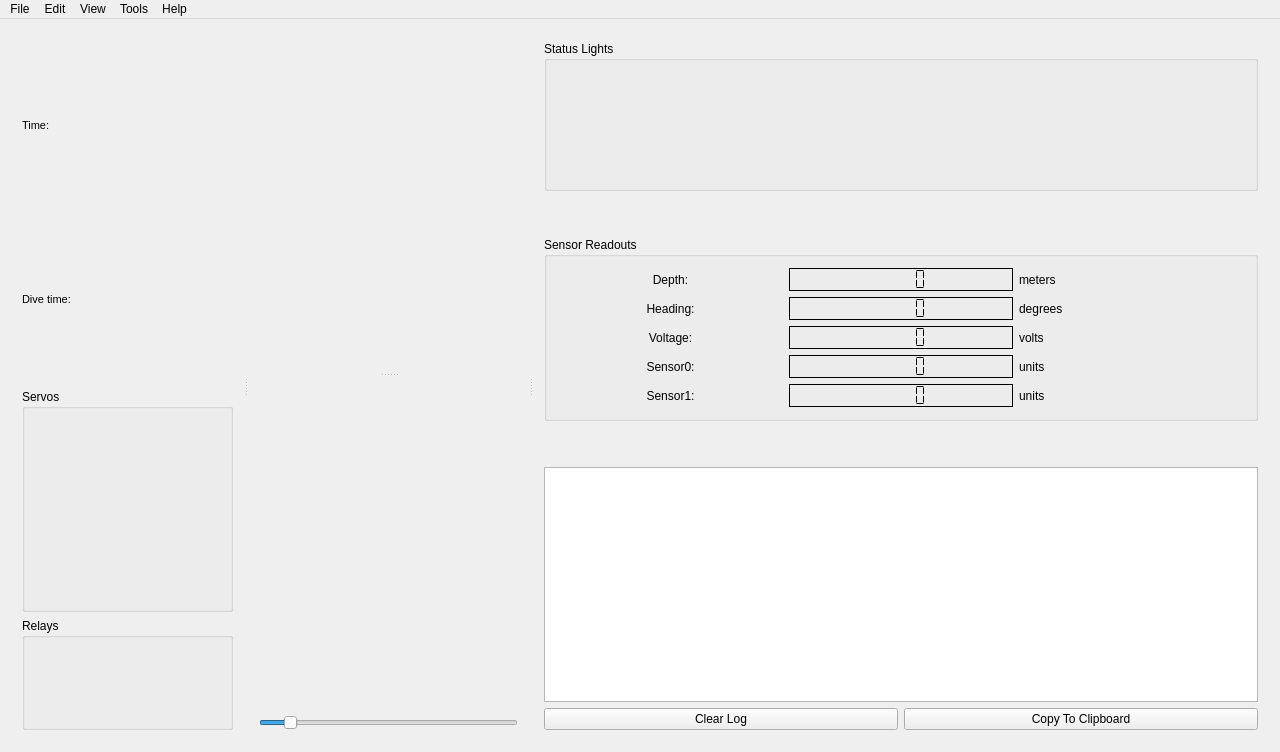
The window that Monterey/mainwindow.ui (rovsuite/monterey) describes before a commit, drawn with Qt 5.
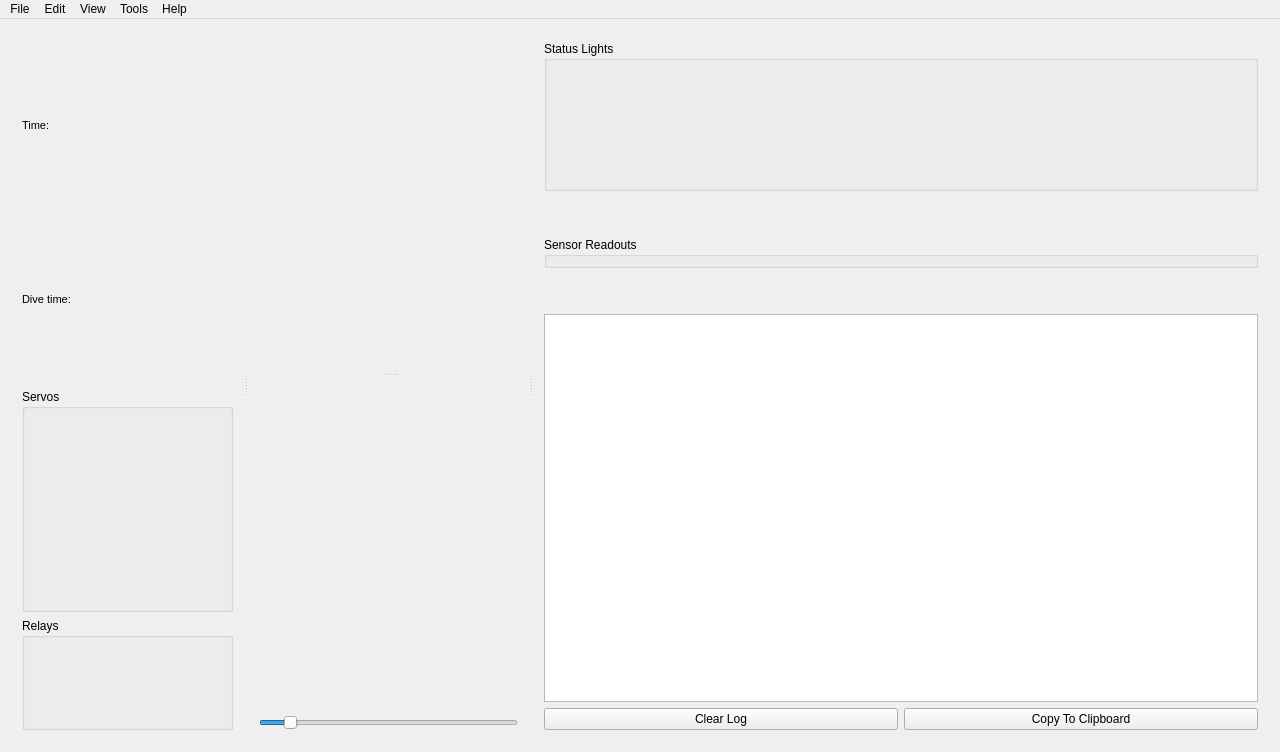
The same window after the commit. Custom widgets are drawn as their Qt base class.

Commit message:
Sensors read from list, fixing random bugs
Started cleaning up the Settings window.

Many misc. changes. Sorry for not having atomic
commits!  I know it's bad practice...

What changed in the file:
```diff
--- a/Monterey/mainwindow.ui
+++ b/Monterey/mainwindow.ui
@@ -256,158 +256,6 @@
             <property name="title">
              <string>Sensor Readouts</string>
             </property>
-            <layout class="QGridLayout" name="gridLayout">
-             <item row="0" column="0">
-              <widget class="QLabel" name="label_5">
-               <property name="text">
-                <string>Depth:</string>
-               </property>
-               <property name="alignment">
-                <set>Qt::AlignCenter</set>
-               </property>
-              </widget>
-             </item>
-             <item row="0" column="1">
-              <widget class="QLCDNumber" name="lcdDepth">
-               <property name="frameShape">
-                <enum>QFrame::Box</enum>
-               </property>
-               <property name="frameShadow">
-                <enum>QFrame::Plain</enum>
-               </property>
-               <property name="segmentStyle">
-                <enum>QLCDNumber::Flat</enum>
-               </property>
-              </widget>
-             </item>
-             <item row="0" column="2">
-              <widget class="QLabel" name="labUnitsDepth">
-               <property name="text">
-                <string>meters</string>
-               </property>
-              </widget>
-             </item>
-             <item row="1" column="0">
-              <widget class="QLabel" name="label_6">
-               <property name="text">
-                <string>Heading:</string>
-               </property>
-               <property name="alignment">
-                <set>Qt::AlignCenter</set>
-               </property>
-              </widget>
-             </item>
-             <item row="1" column="1">
-              <widget class="QLCDNumber" name="lcdHeading">
-               <property name="frameShape">
-                <enum>QFrame::Box</enum>
-               </property>
-               <property name="frameShadow">
-                <enum>QFrame::Plain</enum>
-               </property>
-               <property name="segmentStyle">
-                <enum>QLCDNumber::Flat</enum>
-               </property>
-              </widget>
-             </item>
-             <item row="1" column="2">
-              <widget class="QLabel" name="labUnitsHeading">
-               <property name="text">
-                <string>degrees</string>
-               </property>
-              </widget>
-             </item>
-             <item row="2" column="0">
-              <widget class="QLabel" name="label_7">
-               <property name="text">
-                <string>Voltage:</string>
-               </property>
-               <property name="alignment">
-                <set>Qt::AlignCenter</set>
-               </property>
-              </widget>
-             </item>
-             <item row="2" column="1">
-              <widget class="QLCDNumber" name="lcdVoltage">
-               <property name="frameShape">
-                <enum>QFrame::Box</enum>
-               </property>
-               <property name="frameShadow">
-                <enum>QFrame::Plain</enum>
-               </property>
-               <property name="segmentStyle">
-                <enum>QLCDNumber::Flat</enum>
-               </property>
-              </widget>
-             </item>
-             <item row="2" column="2">
-              <widget class="QLabel" name="labUnitsVoltage">
-               <property name="text">
-                <string>volts</string>
-               </property>
-              </widget>
-             </item>
-             <item row="3" column="0">
-              <widget class="QLabel" name="labSensor0">
-               <property name="text">
-                <string>Sensor0:</string>
-               </property>
-               <property name="alignment">
-                <set>Qt::AlignCenter</set>
-               </property>
-              </widget>
-             </item>
-             <item row="3" column="1">
-              <widget class="QLCDNumber" name="lcdSensor0">
-               <property name="frameShape">
-                <enum>QFrame::Box</enum>
-               </property>
-               <property name="frameShadow">
-                <enum>QFrame::Plain</enum>
-               </property>
-               <property name="segmentStyle">
-                <enum>QLCDNumber::Flat</enum>
-               </property>
-              </widget>
-             </item>
-             <item row="3" column="2">
-              <widget class="QLabel" name="labUnits0">
-               <property name="text">
-                <string>units</string>
-               </property>
-              </widget>
-             </item>
-             <item row="4" column="0">
-              <widget class="QLabel" name="labSensor1">
-               <property name="text">
-                <string>Sensor1:</string>
-               </property>
-               <property name="alignment">
-                <set>Qt::AlignCenter</set>
-               </property>
-              </widget>
-             </item>
-             <item row="4" column="1">
-              <widget class="QLCDNumber" name="lcdSensor1">
-               <property name="frameShape">
-                <enum>QFrame::Box</enum>
-               </property>
-               <property name="frameShadow">
-                <enum>QFrame::Plain</enum>
-               </property>
-               <property name="segmentStyle">
-                <enum>QLCDNumber::Flat</enum>
-               </property>
-              </widget>
-             </item>
-             <item row="4" column="2">
-              <widget class="QLabel" name="labUnits1">
-               <property name="text">
-                <string>units</string>
-               </property>
-              </widget>
-             </item>
-            </layout>
            </widget>
           </item>
           <item>
```
Left out of the diff: 2 changed lines with no effect on the pictures. The commit also changes 6 other files.
